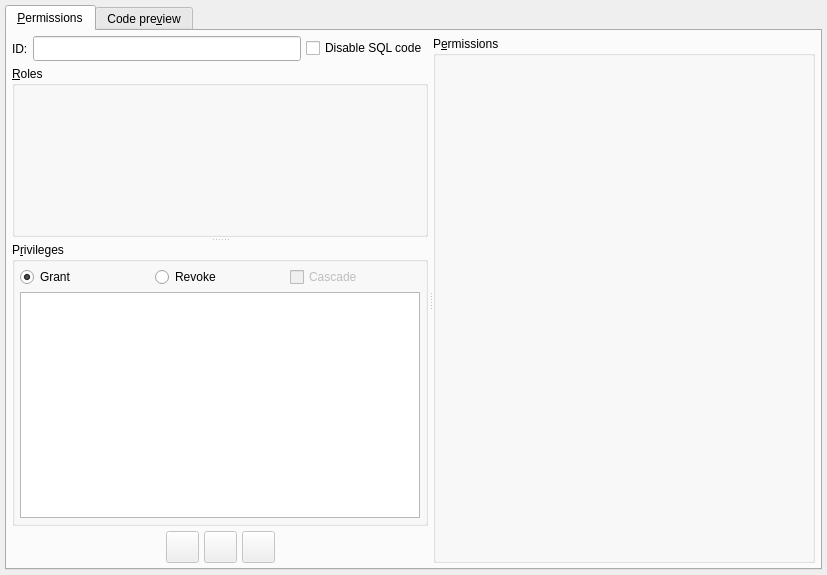
Old version of the form libs/libgui/ui/dbobjects/permissionwidget.ui in the repository maniac787/pgmodeler.
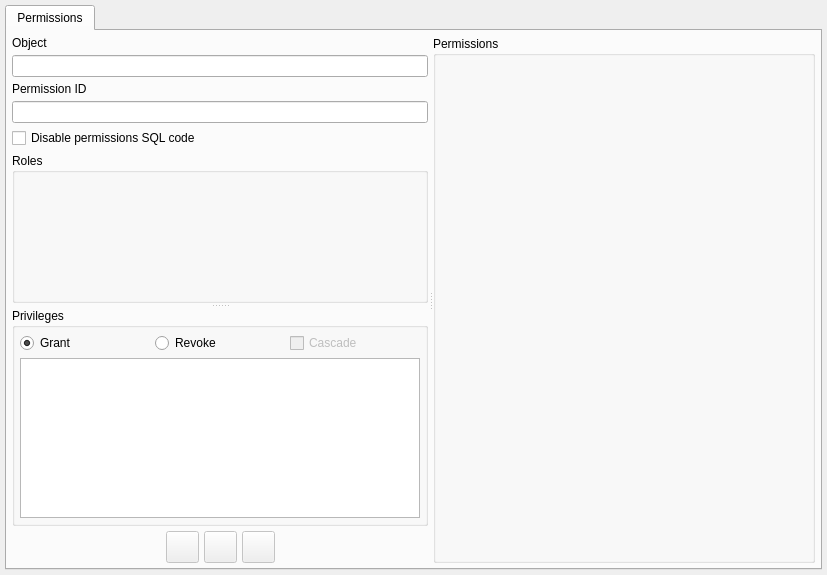
New version of the form. Icons and pictures are not drawn.

Commit message: Modernize PermissionWidget interface and add flexibility to BaseObjectWidget

Diff of the .ui file:
```diff
--- a/libs/libgui/ui/dbobjects/permissionwidget.ui
+++ b/libs/libgui/ui/dbobjects/permissionwidget.ui
@@ -58,7 +58,7 @@
         <normaloff>:/icons/icons/permission.png</normaloff>:/icons/icons/permission.png</iconset>
       </attribute>
       <attribute name="title">
-       <string>&amp;Permissions</string>
+       <string>Permissions</string>
       </attribute>
       <layout class="QGridLayout" name="gridLayout_2">
        <property name="leftMargin">
@@ -90,12 +90,63 @@
             <number>5</number>
            </property>
            <item>
-            <layout class="QHBoxLayout" name="horizontalLayout">
-             <property name="spacing">
-              <number>5</number>
+            <layout class="QHBoxLayout" name="obj_sig_icon_lt">
+             <property name="bottomMargin">
+              <number>0</number>
              </property>
              <item>
-              <widget class="QLabel" name="id_lbl">
+              <layout class="QVBoxLayout" name="obj_signature_lt">
+               <property name="bottomMargin">
+                <number>0</number>
+               </property>
+               <item>
+                <widget class="QLabel" name="obj_signature_lbl">
+                 <property name="sizePolicy">
+                  <sizepolicy hsizetype="Fixed" vsizetype="Preferred">
+                   <horstretch>0</horstretch>
+                   <verstretch>0</verstretch>
+                  </sizepolicy>
+                 </property>
+                 <property name="maximumSize">
+                  <size>
+                   <width>16777215</width>
+                   <height>16777215</height>
+                  </size>
+                 </property>
+                 <property name="text">
+                  <string>Object</string>
+                 </property>
+                </widget>
+               </item>
+               <item>
+                <widget class="QLineEdit" name="obj_signature_edt">
+                 <property name="sizePolicy">
+                  <sizepolicy hsizetype="Expanding" vsizetype="Preferred">
+                   <horstretch>0</horstretch>
+                   <verstretch>0</verstretch>
+                  </sizepolicy>
+                 </property>
+                 <property name="font">
+                  <font>
+                   <italic>false</italic>
+                  </font>
+                 </property>
+                 <property name="readOnly">
+                  <bool>true</bool>
+                 </property>
+                </widget>
+               </item>
+              </layout>
+             </item>
+            </layout>
+           </item>
+           <item>
+            <layout class="QVBoxLayout" name="verticalLayout_3">
+             <property name="bottomMargin">
+              <number>0</number>
+             </property>
+             <item>
+              <widget class="QLabel" name="id_lbl_2">
                <property name="sizePolicy">
                 <sizepolicy hsizetype="Fixed" vsizetype="Preferred">
                  <horstretch>0</horstretch>
@@ -109,27 +160,21 @@
                 </size>
                </property>
                <property name="text">
-                <string>ID:</string>
+                <string>Permission ID</string>
                </property>
               </widget>
              </item>
              <item>
               <widget class="QLineEdit" name="perm_id_edt">
                <property name="sizePolicy">
-                <sizepolicy hsizetype="Expanding" vsizetype="Fixed">
+                <sizepolicy hsizetype="Expanding" vsizetype="Preferred">
                  <horstretch>0</horstretch>
                  <verstretch>0</verstretch>
                 </sizepolicy>
                </property>
-               <property name="minimumSize">
-                <size>
-                 <width>0</width>
-                 <height>25</height>
-                </size>
-               </property>
                <property name="font">
                 <font>
-                 <italic>true</italic>
+                 <italic>false</italic>
                 </font>
                </property>
                <property name="readOnly">
@@ -140,7 +185,7 @@
              <item>
               <widget class="QCheckBox" name="perm_disable_sql_chk">
                <property name="text">
-                <string>Disable SQL code</string>
+                <string>Disable permissions SQL code</string>
                </property>
               </widget>
              </item>
@@ -174,7 +219,7 @@
                </size>
               </property>
               <property name="title">
-               <string>&amp;Roles</string>
+               <string>Roles</string>
               </property>
              </widget>
              <widget class="QGroupBox" name="privileges_gb">
@@ -197,7 +242,7 @@
                </size>
               </property>
               <property name="title">
-               <string>P&amp;rivileges</string>
+               <string>Privileges</string>
               </property>
               <layout class="QGridLayout" name="gridLayout">
                <property name="leftMargin">
@@ -429,49 +474,13 @@
            </size>
           </property>
           <property name="title">
-           <string>P&amp;ermissions</string>
+           <string>Permissions</string>
           </property>
          </widget>
         </widget>
        </item>
       </layout>
      </widget>
-     <widget class="QWidget" name="tab_2">
-      <attribute name="icon">
-       <iconset resource="../../res/resources.qrc">
-        <normaloff>:/icons/icons/sqlpreview.png</normaloff>:/icons/icons/sqlpreview.png</iconset>
-      </attribute>
-      <attribute name="title">
-       <string>Code pre&amp;view</string>
-      </attribute>
-      <layout class="QGridLayout" name="gridLayout_3">
-       <property name="leftMargin">
-        <number>5</number>
-       </property>
-       <property name="topMargin">
-        <number>5</number>
-       </property>
-       <property name="rightMargin">
-        <number>5</number>
-       </property>
-       <property name="bottomMargin">
-        <number>5</number>
-       </property>
-       <property name="spacing">
-        <number>5</number>
-       </property>
-       <item row="0" column="0">
-        <widget class="QPlainTextEdit" name="code_txt">
-         <property name="font">
-          <font/>
-         </property>
-         <property name="readOnly">
-          <bool>true</bool>
-         </property>
-        </widget>
-       </item>
-      </layout>
-     </widget>
     </widget>
    </item>
   </layout>
```
Left out of the diff: 9 changed lines with no effect on the pictures. The commit also changes 4 other files.
